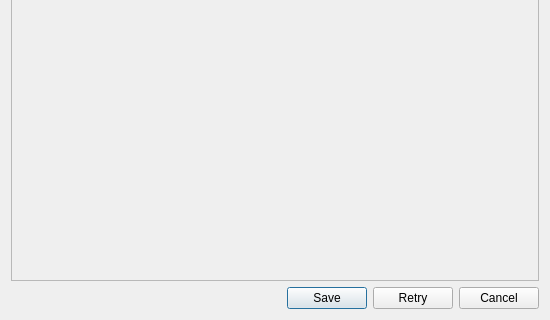
First picture: the form in ui_photodialog.ui, repository DOV-Vlaanderen/erosiebezwaren, before the edit; both pictures show x 0 to 550 and y 260 to 580 of the 550 by 580 pixel window.
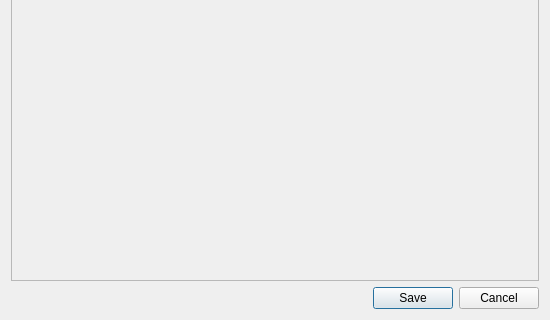
Second picture: the form after the edit.

Commit message: Remove retry button in photodialog.

What changed in the file:
```diff
--- a/ui_photodialog.ui
+++ b/ui_photodialog.ui
@@ -57,7 +57,7 @@
       <enum>Qt::Horizontal</enum>
      </property>
      <property name="standardButtons">
-      <set>QDialogButtonBox::Cancel|QDialogButtonBox::Retry|QDialogButtonBox::Save</set>
+      <set>QDialogButtonBox::Cancel|QDialogButtonBox::Save</set>
      </property>
     </widget>
    </item>
```
Left out of the diff: 2 changed lines with no effect on the pictures.
